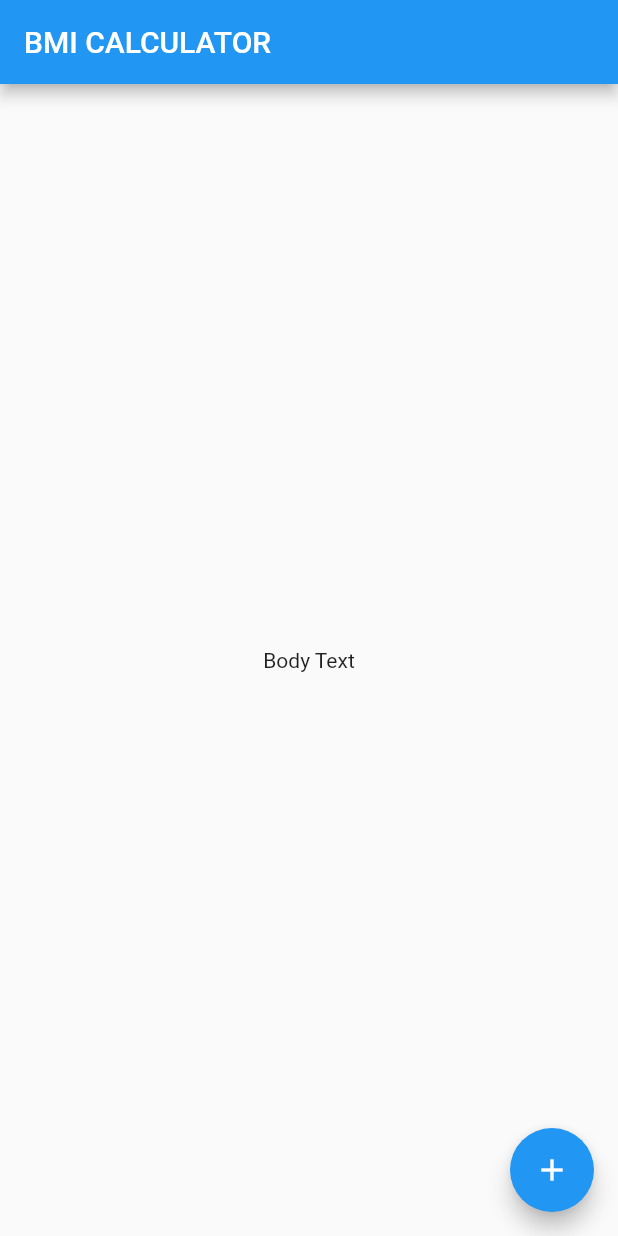
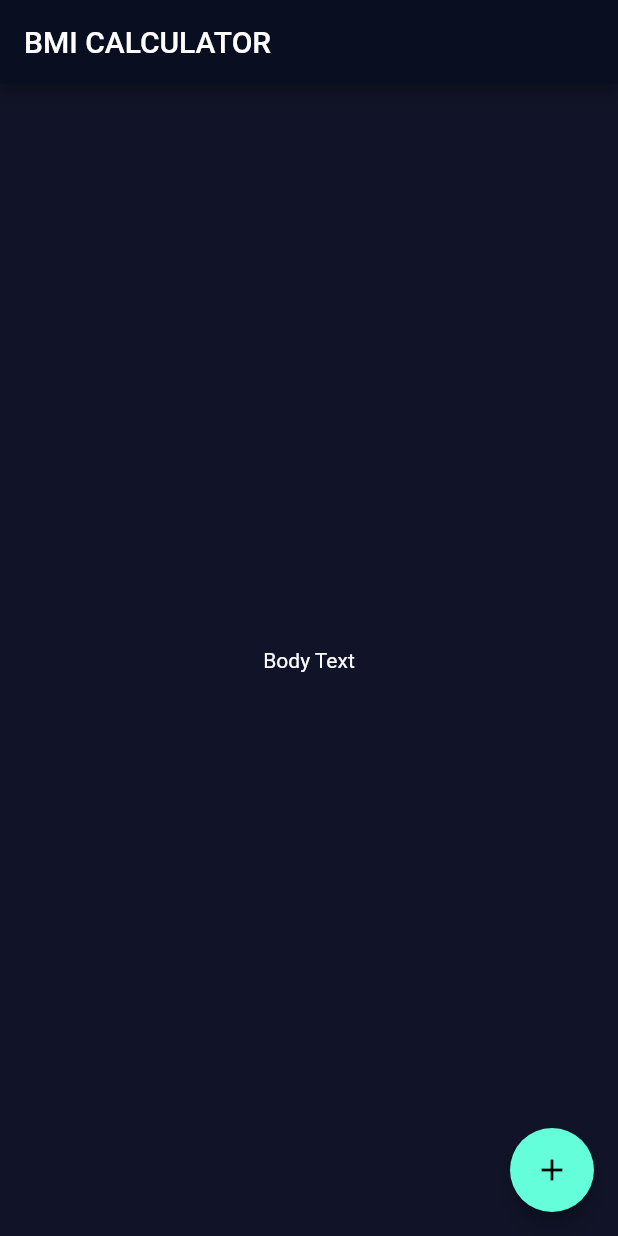
Before and after one commit to udaykumaruking/Angela-Yu-Flutter, a Flutter app: the screen it shows after launch, on a phone screen of 412 x 824 dp. Run offline on Flutter 3.47's test engine with Material 2 defaults, Android fonts, the phone set to English and light mode, and no system bars; our stand-ins replace audioplayers, rflutter_alert.

Commit message:
created theme data

```diff
--- /dev/null
+++ b/bmi-calculator-flutter/lib/input_page.dart
@@ -0,0 +1,24 @@
+import 'package:flutter/material.dart';
+
+class InputPage extends StatefulWidget {
+  @override
+  _InputPageState createState() => _InputPageState();
+}
+
+class _InputPageState extends State<InputPage> {
+  @override
+  Widget build(BuildContext context) {
+    return Scaffold(
+      appBar: AppBar(
+        title: Text('BMI CALCULATOR'),
+      ),
+      body: Center(
+        child: Text('Body Text'),
+      ),
+      floatingActionButton: FloatingActionButton(
+        onPressed: () {},
+        child: Icon(Icons.add),
+      ),
+    );
+  }
+}
--- a/bmi-calculator-flutter/lib/main.dart
+++ b/bmi-calculator-flutter/lib/main.dart
@@ -1,4 +1,5 @@
 import 'package:flutter/material.dart';
+import 'input_page.dart';
 
 void main() => runApp(BMICalculator());
 
@@ -6,30 +7,13 @@ class BMICalculator extends StatelessWidget {
   @override
   Widget build(BuildContext context) {
     return MaterialApp(
+      debugShowCheckedModeBanner: false,
+      theme: ThemeData.dark().copyWith(
+        primaryColor: Color(0xff0a0e21),
+        scaffoldBackgroundColor: Color(0xff111428),
+        // accentColor: Colors.teal,
+      ),
       home: InputPage(),
     );
   }
 }
-
-class InputPage extends StatefulWidget {
-  @override
-  _InputPageState createState() => _InputPageState();
-}
-
-class _InputPageState extends State<InputPage> {
-  @override
-  Widget build(BuildContext context) {
-    return Scaffold(
-      appBar: AppBar(
-        title: Text('BMI CALCULATOR'),
-      ),
-      body: Center(
-        child: Text('Body Text'),
-      ),
-      floatingActionButton: FloatingActionButton(
-        onPressed: () {},
-        child: Icon(Icons.add),
-      ),
-    );
-  }
-}
```
